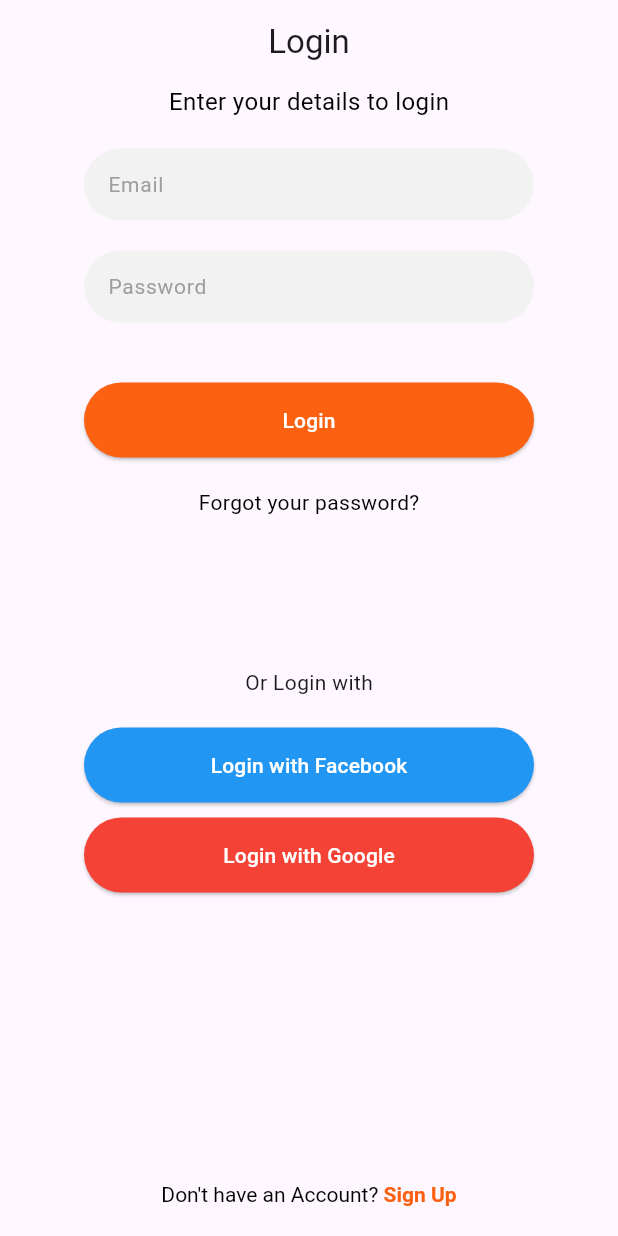
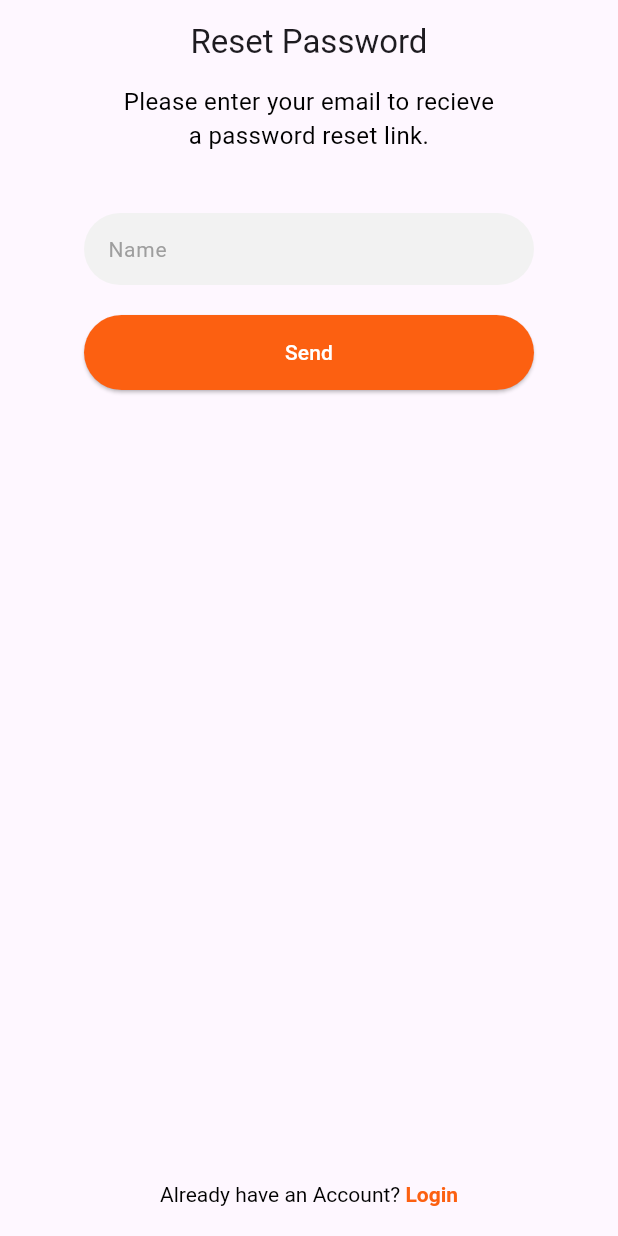
Before and after one commit to ShiblySohaib/EasyFood, a Flutter app: the LoginScreen screen opened directly, after a tap on "Forgot your password?", on a phone screen of 412 x 824 dp. Run offline on Flutter 3.47's test engine with Material 3 defaults, Android fonts, the phone set to English and light mode, and no system bars.

Commit message:
forgotpass01_03
added 2 pages

```diff
--- /dev/null
+++ b/lib/forgotpass01.dart
@@ -0,0 +1,81 @@
+import 'package:easyfood_flutter/forgotpass03.dart';
+import 'package:flutter/material.dart';
+import 'package:easyfood_flutter/formField.dart';
+import 'customButton.dart';
+import 'package:flutter/gestures.dart';
+import 'package:easyfood_flutter/login_screen.dart';
+import 'package:easyfood_flutter/animations.dart';
+
+class ForgotPass01 extends StatelessWidget {
+  var addgap = SizedBox(height: 20);
+  @override
+  Widget build(BuildContext context) {
+    return Scaffold(
+      resizeToAvoidBottomInset: false,
+      appBar: AppBar(
+        title: Center(child: Text('Reset Password')), // Center the title
+        automaticallyImplyLeading: false, // Remove the back button
+      ),
+      body: Column(
+        crossAxisAlignment: CrossAxisAlignment.center,
+        children: [
+          Container(
+            width: 250,
+            child: Text(
+              'Please enter your email to recieve a password reset link.',
+              softWrap: true,
+              textAlign: TextAlign.center,
+              style: TextStyle(
+                fontSize: 16,
+                color: Colors.black,
+              ),
+            ),
+          ),
+          addgap,
+          addgap,
+          TextInput(hintText: 'Name'),
+          addgap,
+          Center(
+            child: OrangeButton(
+              text: 'Send',
+              onPressed: () {
+                Navigator.push(
+                  context,
+                  SlideLeftAnimation(
+                      page: ForgotPass03(),
+                      duration: Duration(milliseconds: 300)),
+                );
+              },
+            ),
+          ),
+          Spacer(),
+          RichText(
+            text: TextSpan(
+              text: "Already have an Account? ",
+              style: TextStyle(color: Colors.black),
+              children: <TextSpan>[
+                TextSpan(
+                  text: 'Login',
+                  style: TextStyle(
+                    color: Color(0xffFC6011),
+                    fontWeight: FontWeight.bold,
+                  ),
+                  recognizer: TapGestureRecognizer()
+                    ..onTap = () {
+                      Navigator.pushReplacement(
+                        context,
+                        SlideUpAnimation(
+                            page: LoginScreen(),
+                            duration: Duration(milliseconds: 400)),
+                      );
+                    },
+                ),
+              ],
+            ),
+          ),
+          addgap,
+        ],
+      ),
+    );
+  }
+}
--- a/lib/login_screen.dart
+++ b/lib/login_screen.dart
@@ -1,3 +1,4 @@
+import 'package:easyfood_flutter/forgotpass01.dart';
 import 'package:flutter/material.dart';
 import 'package:easyfood_flutter/formField.dart';
 import 'customButton.dart';
@@ -46,12 +47,22 @@
             onTap: () {
               // TODO: Implement forgot password functionality
             },
-            child: Text(
-              'Forgot your password?',
-              style: TextStyle(
-                fontSize: 14,
-                color: Colors.black,
+            child: InkWell(
+              child: Text(
+                'Forgot your password?',
+                style: TextStyle(
+                  fontSize: 14,
+                  color: Colors.black,
+                ),
               ),
+              onTap: () {
+                Navigator.push(
+                  context,
+                  SlideLeftAnimation(
+                      page: ForgotPass01(),
+                      duration: Duration(milliseconds: 300)),
+                );
+              },
             ),
           ),
           SizedBox(height: 100),
```
Also changed, not shown: lib/forgotpass03.dart (added, +79 -0 lines), 11 other files.
